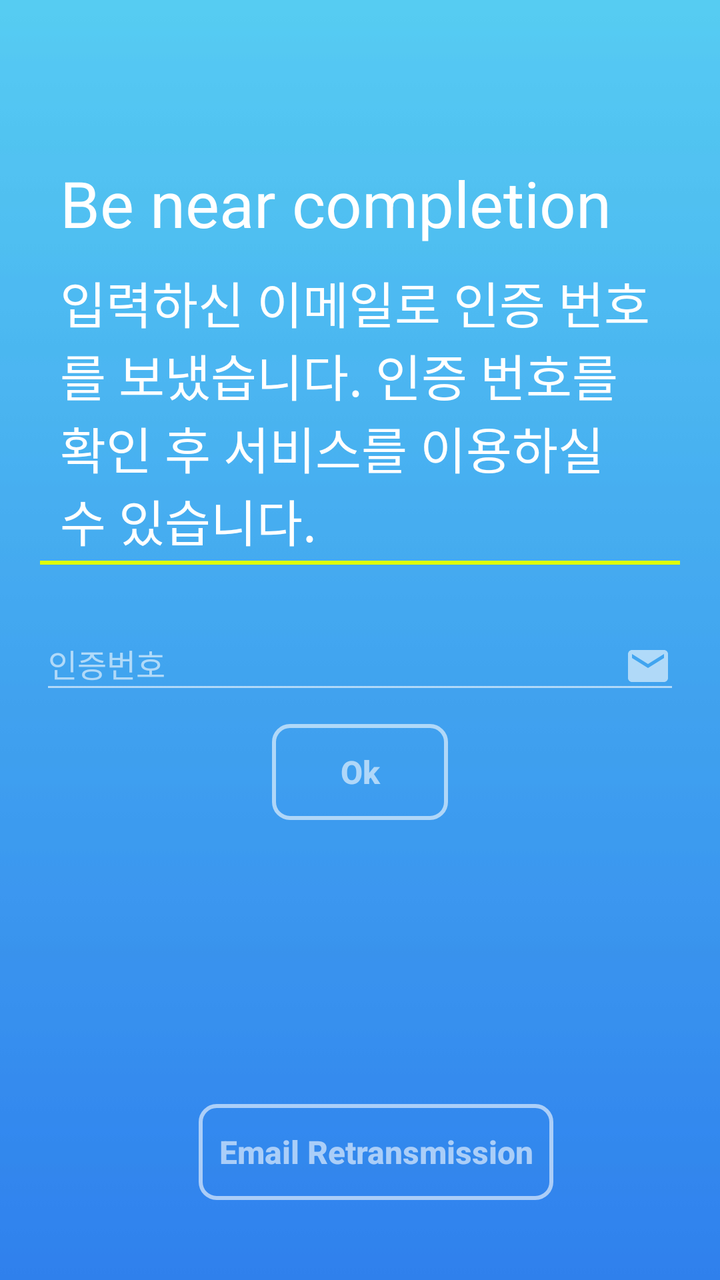
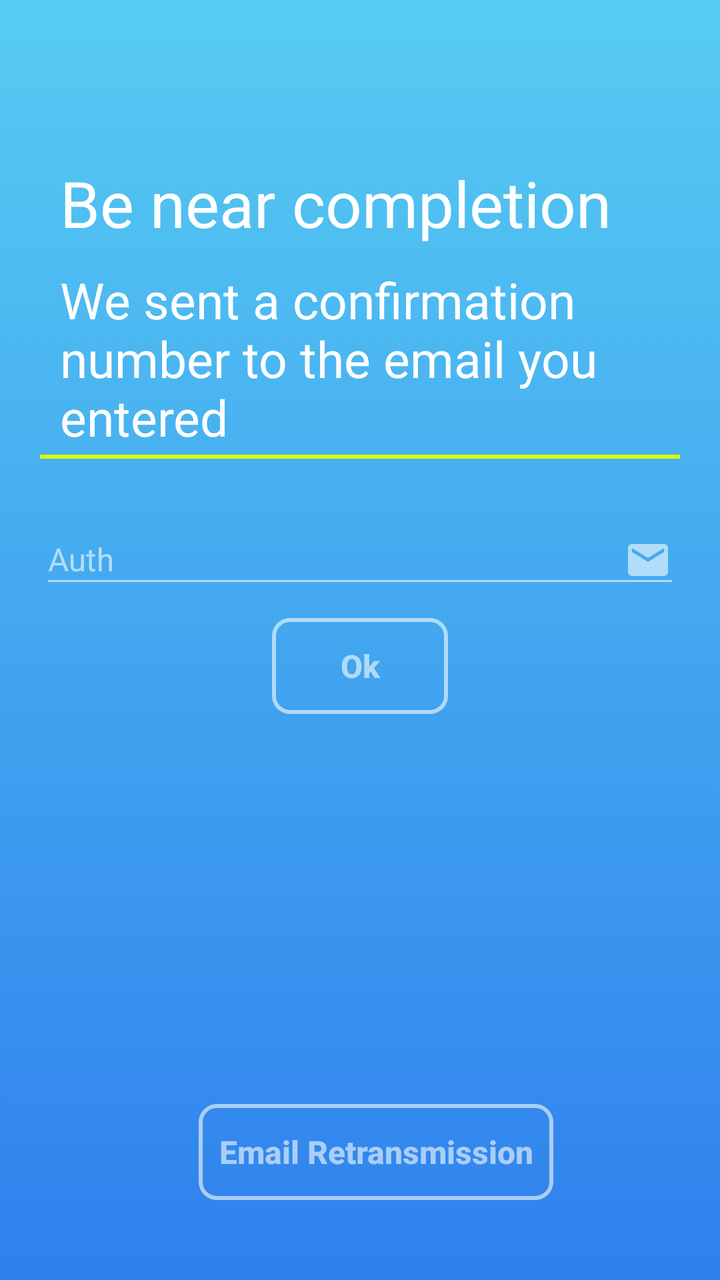

Screens rendered from an Android XML layout before and after an edit, with the pre-edit source and the edit as a unified diff.
<!-- AndroidManifest.xml: application theme AppTheme -->
<!-- res/layout/activity_join_email.xml -->
<?xml version="1.0" encoding="utf-8"?>
<RelativeLayout xmlns:android="http://schemas.android.com/apk/res/android"
    xmlns:tools="http://schemas.android.com/tools"
    android:layout_width="match_parent"
    android:layout_height="match_parent"
    android:focusableInTouchMode="true"
    android:id="@+id/rlRootView"
    tools:context=".view.JoinEmailActivity">

    <FrameLayout
        android:layout_width="match_parent"
        android:layout_height="match_parent">

        <ImageView
            android:id="@+id/imageView"
            android:layout_width="match_parent"
            android:layout_height="match_parent"
            android:scaleType="centerCrop"
            android:src="@drawable/blue_skies" />

    </FrameLayout>


    <LinearLayout
        android:id="@+id/linearLayout"
        android:layout_width="wrap_content"
        android:layout_height="wrap_content"
        android:layout_alignParentTop="true"
        android:layout_centerHorizontal="true"
        android:layout_marginTop="80dp"
        android:layout_marginLeft="20dp"
        android:layout_marginRight="20dp"
        android:orientation="vertical">

        <LinearLayout
            android:layout_width="wrap_content"
            android:layout_height="wrap_content">

            <TextView
                android:layout_width="wrap_content"
                android:layout_height="wrap_content"
                android:text="@string/textBeNearCompletion"
                android:textColor="#ffffff"
                android:layout_marginLeft="10dp"
                android:layout_marginRight="10dp"
                android:textSize="32sp" />

        </LinearLayout>

        <LinearLayout
            android:layout_width="wrap_content"
            android:layout_height="wrap_content"
            android:orientation="vertical">

            <TextView
                android:id="@+id/textView"
                android:layout_width="wrap_content"
                android:layout_height="wrap_content"
                android:layout_alignParentTop="true"
                android:layout_centerHorizontal="true"
                android:layout_marginTop="10dp"
                android:layout_marginLeft="10dp"
                android:layout_marginRight="10dp"
                android:text="입력하신 이메일로 인증 번호를 보냈습니다. 인증 번호를 확인 후 서비스를 이용하실 수 있습니다."
                android:textColor="#ffffff"
                android:textSize="25sp" />

            <View
                android:layout_width="match_parent"
                android:layout_height="2dp"
                android:layout_marginTop="2dp"
                android:background="#deff00" />

        </LinearLayout>


    </LinearLayout>

    <TextView
        android:layout_width="wrap_content"
        android:layout_height="wrap_content"
        android:layout_below="@+id/linearLayout"
        android:layout_centerHorizontal="true"
        android:layout_marginTop="4dp"
        android:gravity="center"
        android:id="@+id/tv_line_bo"
        android:textColor="#9affffff"
        android:textSize="10sp" />

    <com.google.android.material.textfield.TextInputLayout
        android:layout_width="match_parent"
        android:layout_height="wrap_content"
        android:textColorHint="#96ffffff"
        android:id="@+id/til"
        android:layout_below="@+id/tv_line_bo"
        android:theme="@style/EditScreenTextInputLayoutStyle">

        <com.google.android.material.textfield.TextInputEditText
            android:layout_width="match_parent"
            android:layout_height="match_parent"
            android:drawablePadding="16dp"
            android:drawableRight="@drawable/ic_email_white_24dp"
            android:hint="인증번호"
            android:layout_marginLeft="20dp"
            android:layout_marginRight="20dp"
            android:id="@+id/etAuth"
            android:inputType="textEmailAddress"
            android:maxLines="1"
            android:textColor="@android:color/white"
            android:textSize="16sp" />
    </com.google.android.material.textfield.TextInputLayout>


    <Button
        android:layout_width="wrap_content"
        android:layout_height="wrap_content"
        android:layout_marginRight="16dp"
        android:padding="10dp"
        android:background="@drawable/buttonshapewhitebg"
        android:text="@string/textOk"
        android:id="@+id/btnAuthOk"
        android:layout_below="@+id/til"
        android:layout_marginTop="10dp"
        android:layout_centerHorizontal="true"
        android:textAllCaps="false"
        android:textStyle="bold"
        android:textColor="#96ffffff"
        android:textSize="16dp" />


    <LinearLayout
        android:layout_width="match_parent"
        android:layout_height="wrap_content"
        android:id="@+id/llBotom"
        android:layout_alignParentBottom="true"
        android:layout_centerHorizontal="true"
        android:layout_marginBottom="32dp"
        android:orientation="vertical"
        android:paddingLeft="32dp"
        android:paddingRight="32dp">


        <LinearLayout
            android:layout_width="match_parent"
            android:layout_height="wrap_content"
            android:layout_marginTop="16dp"
            android:layout_marginBottom="8dp"
            android:gravity="center"
            android:orientation="horizontal">

            <Button
                android:layout_width="wrap_content"
                android:layout_height="wrap_content"
                android:layout_marginLeft="16dp"
                android:background="@drawable/buttonshapewhitebg"
                android:text="@string/textEmailRetransmission"
                android:id="@+id/btnRetryEmail"
                android:padding="10dp"
                android:textAllCaps="false"
                android:textColor="#96ffffff"
                android:textSize="16dp"
                android:textStyle="bold" />


        </LinearLayout>




    </LinearLayout>


</RelativeLayout>
<!-- resources referenced by this layout -->
<resources>
  <!-- drawable blue_skies: jpg bitmap (drawable, 1647 bytes) -->
  <!-- drawable buttonshapewhitebg (drawable) -->
  <?xml version="1.0" encoding="utf-8"?>
  <selector xmlns:android="http://schemas.android.com/apk/res/android">
      <item>
          <shape android:shape="rectangle">
              <corners android:radius="8dp" />
              <solid android:color="@android:color/transparent"/>
              <stroke android:color="#96ffffff"
                  android:width="2dp"/>
          </shape>
      </item>
  </selector>
  <!-- drawable ic_email_white_24dp (drawable) -->
  <vector xmlns:android="http://schemas.android.com/apk/res/android"
          android:width="24dp"
          android:height="24dp"
          android:viewportWidth="24.0"
          android:viewportHeight="24.0">
      <path
          android:fillColor="#96ffffff"
          android:pathData="M20,4L4,4c-1.1,0 -1.99,0.9 -1.99,2L2,18c0,1.1 0.9,2 2,2h16c1.1,0 2,-0.9 2,-2L22,6c0,-1.1 -0.9,-2 -2,-2zM20,8l-8,5 -8,-5L4,6l8,5 8,-5v2z"/>
  </vector>
  <string name="textBeNearCompletion">Be near completion</string>
  <string name="textEmailRetransmission">Email Retransmission</string>
  <string name="textOk">Ok</string>
  <style name="EditScreenTextInputLayoutStyle" parent="Theme.AppCompat.Light.DarkActionBar">
          <item name="colorControlNormal">@color/textInputLayout</item>
          <item name="colorControlActivated">@color/textInputLayout</item>
          <item name="colorControlHighlight">@color/textInputLayout</item>
          <item name="colorAccent">@color/textInputLayout</item>
          <item name="android:textColorHint">@color/textInputLayout</item>
      </style>
  <style name="AppTheme" parent="Theme.AppCompat.Light.DarkActionBar">
          
          <item name="colorPrimary">@color/blueSkiestop</item>
          <item name="colorPrimaryDark">@color/blueSkiestop</item>
          <item name="colorAccent">@color/black</item>
      </style>
  <color name="textInputLayout">#96ffffff</color>
  <color name="blueSkiestop">#56CBF2</color>
  <color name="black">#000</color>
</resources>

<!-- the commit's change to res/layout/activity_join_email.xml (unified diff, before → after) -->
@@ -61,7 +61,7 @@
                 android:layout_marginTop="10dp"
                 android:layout_marginLeft="10dp"
                 android:layout_marginRight="10dp"
-                android:text="입력하신 이메일로 인증 번호를 보냈습니다. 인증 번호를 확인 후 서비스를 이용하실 수 있습니다."
+                android:text="@string/textEmailAuth"
                 android:textColor="#ffffff"
                 android:textSize="25sp" />
 
@@ -100,7 +100,7 @@
             android:layout_height="match_parent"
             android:drawablePadding="16dp"
             android:drawableRight="@drawable/ic_email_white_24dp"
-            android:hint="인증번호"
+            android:hint="@string/textAuth"
             android:layout_marginLeft="20dp"
             android:layout_marginRight="20dp"
             android:id="@+id/etAuth"
<!-- resource entries referenced after the edit -->
@@ -23,7 +23,9 @@
           android:fillColor="#96ffffff"
           android:pathData="M20,4L4,4c-1.1,0 -1.99,0.9 -1.99,2L2,18c0,1.1 0.9,2 2,2h16c1.1,0 2,-0.9 2,-2L22,6c0,-1.1 -0.9,-2 -2,-2zM20,8l-8,5 -8,-5L4,6l8,5 8,-5v2z"/>
   </vector>
+  <string name="textAuth">Auth</string>
   <string name="textBeNearCompletion">Be near completion</string>
+  <string name="textEmailAuth">We sent a confirmation number to the email you entered</string>
   <string name="textEmailRetransmission">Email Retransmission</string>
   <string name="textOk">Ok</string>
   <style name="EditScreenTextInputLayoutStyle" parent="Theme.AppCompat.Light.DarkActionBar">
